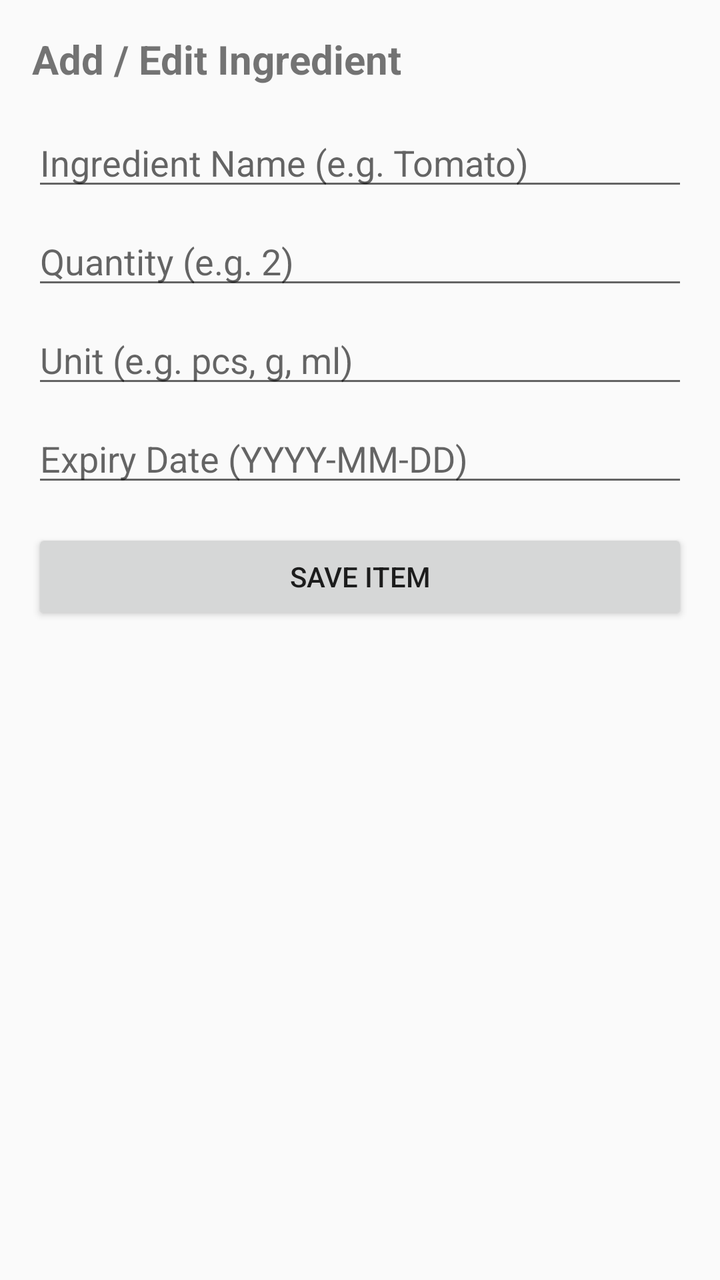
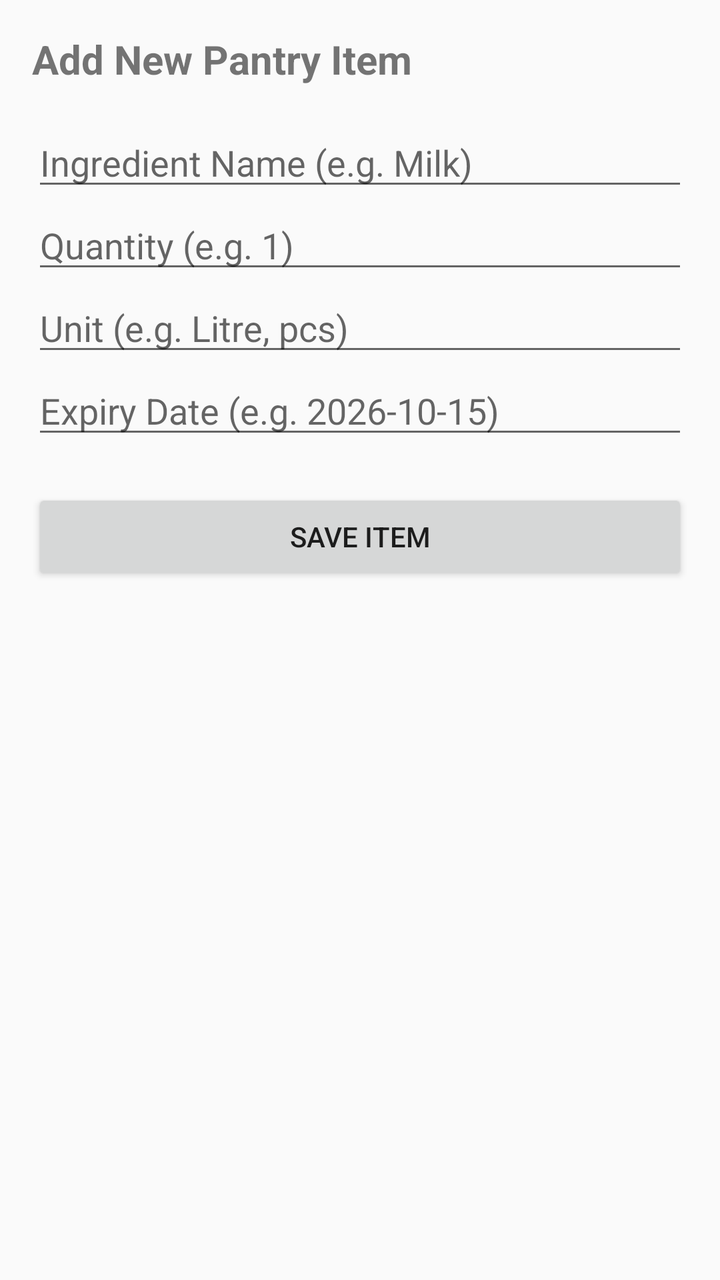

The first picture is an Android layout as it rendered before a commit; the second is the same layout after the commit. The layout source and the unified diff follow.
<!-- AndroidManifest.xml: application theme Theme.AppCompat.Light.DarkActionBar -->
<!-- res/layout/activity_add_edit_ingredient.xml -->
<?xml version="1.0" encoding="utf-8"?>
<LinearLayout xmlns:android="http://schemas.android.com/apk/res/android"
    android:layout_width="match_parent"
    android:layout_height="match_parent"
    android:orientation="vertical"
    android:padding="16dp">

    <TextView
        android:layout_width="wrap_content"
        android:layout_height="wrap_content"
        android:text="Add / Edit Ingredient"
        android:textSize="20sp"
        android:textStyle="bold"
        android:layout_marginBottom="16dp"/>

    <EditText
        android:id="@+id/etIngredientName"
        android:layout_width="match_parent"
        android:layout_height="wrap_content"
        android:hint="Ingredient Name (e.g. Tomato)"
        android:inputType="text"/>

    <EditText
        android:id="@+id/etQuantity"
        android:layout_width="match_parent"
        android:layout_height="wrap_content"
        android:hint="Quantity (e.g. 2)"
        android:inputType="numberDecimal"
        android:layout_marginTop="8dp"/>

    <EditText
        android:id="@+id/etUnit"
        android:layout_width="match_parent"
        android:layout_height="wrap_content"
        android:hint="Unit (e.g. pcs, g, ml)"
        android:inputType="text"
        android:layout_marginTop="8dp"/>

    <EditText
        android:id="@+id/etExpiry"
        android:layout_width="match_parent"
        android:layout_height="wrap_content"
        android:hint="Expiry Date (YYYY-MM-DD)"
        android:inputType="date"
        android:layout_marginTop="8dp"/>

    <Button
        android:id="@+id/btnSave"
        android:layout_width="match_parent"
        android:layout_height="wrap_content"
        android:text="Save Item"
        android:layout_marginTop="16dp"/>

</LinearLayout>
<!-- resources referenced by this layout -->
<resources>

</resources>

<!-- the commit's change to res/layout/activity_add_edit_ingredient.xml (unified diff, before → after) -->
@@ -8,47 +8,41 @@
     <TextView
         android:layout_width="wrap_content"
         android:layout_height="wrap_content"
-        android:text="Add / Edit Ingredient"
+        android:text="Add New Pantry Item"
         android:textSize="20sp"
         android:textStyle="bold"
-        android:layout_marginBottom="16dp"/>
+        android:layout_marginBottom="16dp" />
 
     <EditText
-        android:id="@+id/etIngredientName"
+        android:id="@+id/etName"
         android:layout_width="match_parent"
         android:layout_height="wrap_content"
-        android:hint="Ingredient Name (e.g. Tomato)"
-        android:inputType="text"/>
+        android:hint="Ingredient Name (e.g. Milk)" />
 
     <EditText
         android:id="@+id/etQuantity"
         android:layout_width="match_parent"
         android:layout_height="wrap_content"
-        android:hint="Quantity (e.g. 2)"
         android:inputType="numberDecimal"
-        android:layout_marginTop="8dp"/>
+        android:hint="Quantity (e.g. 1)" />
 
     <EditText
         android:id="@+id/etUnit"
         android:layout_width="match_parent"
         android:layout_height="wrap_content"
-        android:hint="Unit (e.g. pcs, g, ml)"
-        android:inputType="text"
-        android:layout_marginTop="8dp"/>
+        android:hint="Unit (e.g. Litre, pcs)" />
 
     <EditText
         android:id="@+id/etExpiry"
         android:layout_width="match_parent"
         android:layout_height="wrap_content"
-        android:hint="Expiry Date (YYYY-MM-DD)"
-        android:inputType="date"
-        android:layout_marginTop="8dp"/>
+        android:hint="Expiry Date (e.g. 2026-10-15)" />
 
     <Button
         android:id="@+id/btnSave"
         android:layout_width="match_parent"
         android:layout_height="wrap_content"
-        android:text="Save Item"
-        android:layout_marginTop="16dp"/>
+        android:layout_marginTop="20dp"
+        android:text="Save Item" />
 
 </LinearLayout>
